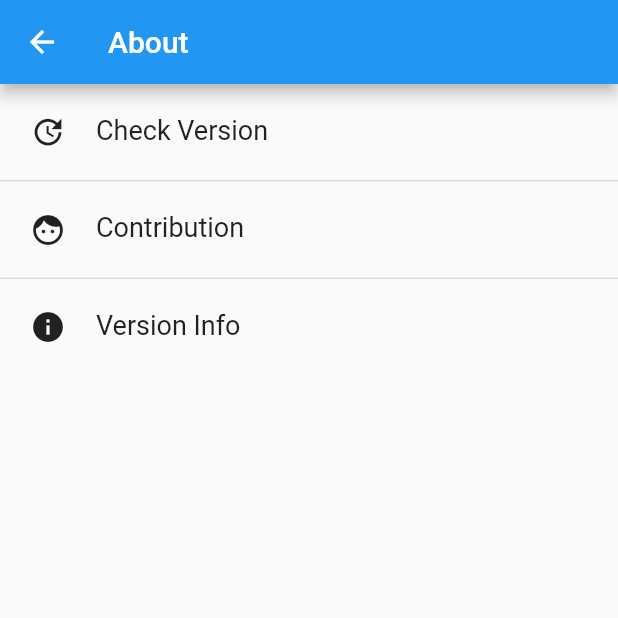
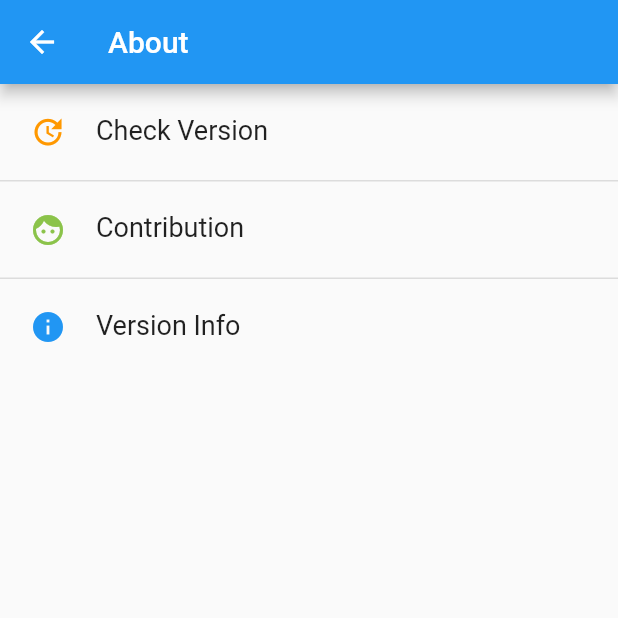
Before and after one commit to NEO-TAT/tat_flutter, a Flutter app: the AboutPage screen opened directly, on a phone screen of 412 x 824 dp, the top half of it. Run offline on Flutter 3.47's test engine with Material 2 defaults, Android fonts, the phone set to English and light mode, and no system bars; our stand-ins replace auto_size_text, awesome_dialog, cached_network_image, cookie_jar, dio, dio_cookie_manager and 19 more; missing offline and left inert: back_button_interceptor, big5, easy_dialog, flutter_downloader, flutter_webview_plugin, giffy_dialog and 5 more; accounts and stored records are empty; generated files the repository leaves out were written again; network calls fail; statements that could not run were skipped.

Commit message:
Fix the rebase issue

```diff
--- a/lib/ui/pages/setting/page/AboutPage.dart
+++ b/lib/ui/pages/setting/page/AboutPage.dart
@@ -18,15 +18,18 @@ class _AboutPageState extends State<AboutPage> {
     {
       "icon": Icons.update,
       "title": R.current.checkVersion,
+      "color": Colors.orange,
       "onPress": onListViewPress.AppUpdate
     },
     {
       "icon": Icons.face,
       "title": R.current.Contribution,
+      "color": Colors.lightGreen,
       "onPress": onListViewPress.Contribution
     },
     {
       "icon": Icons.info,
+      "color": Colors.blue,
       "title": R.current.versionInfo,
       "onPress": onListViewPress.Version
     },
@@ -114,8 +117,7 @@ class _AboutPageState extends State<AboutPage> {
         children: <Widget>[
           Icon(
             data['icon'],
-            color: RandomColor()
-                .randomColor(colorSaturation: ColorSaturation.highSaturation),
+            color: data['color'],
           ),
           SizedBox(
             width: 20.0,
```
